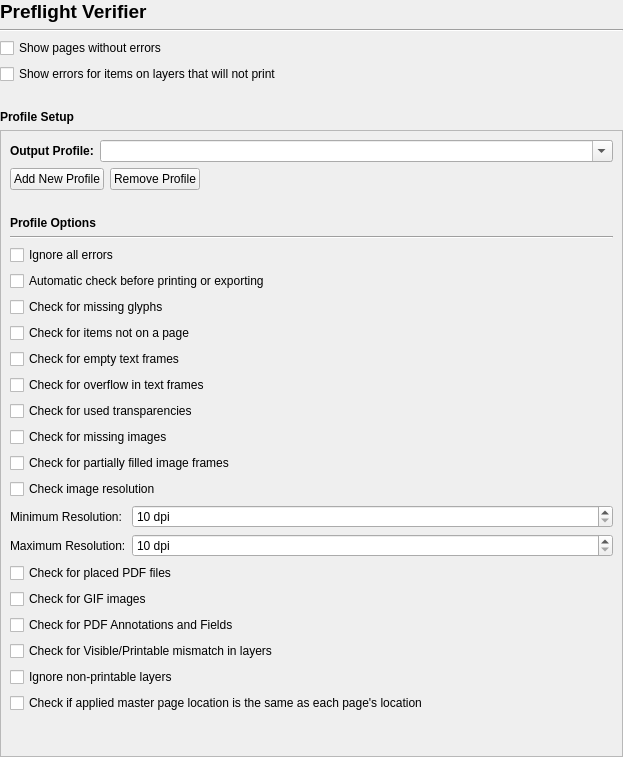
scribusproject/scribus, file scribus/ui/prefs_preflightverifierbase.ui: the form before one commit.
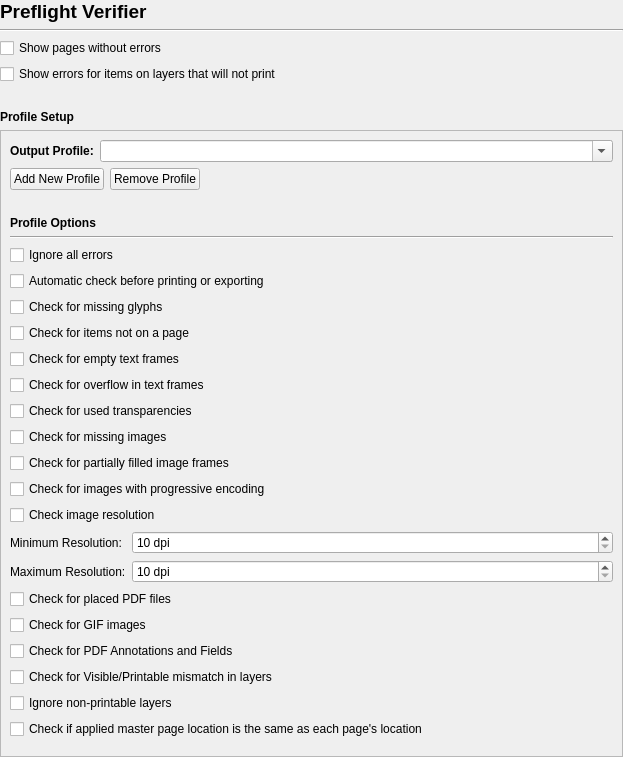
The form after the commit.

Commit message: #16150: Resolve bug with implementation of Preflight Verifier check for progressively encoded images

```diff
--- a/scribus/ui/prefs_preflightverifierbase.ui
+++ b/scribus/ui/prefs_preflightverifierbase.ui
@@ -255,6 +255,13 @@
          </property>
         </widget>
        </item>
+       <item>
+        <widget class="QCheckBox" name="checkImageHasProgressiveEncodingCheckBox">
+         <property name="text">
+          <string>Check for images with progressive encoding</string>
+         </property>
+        </widget>
+       </item>
        <item>
         <widget class="QCheckBox" name="checkImageResolutionCheckBox">
          <property name="text">
```
Left out of the diff: 20 changed lines with no effect on the pictures. The commit also changes 9 other files.
